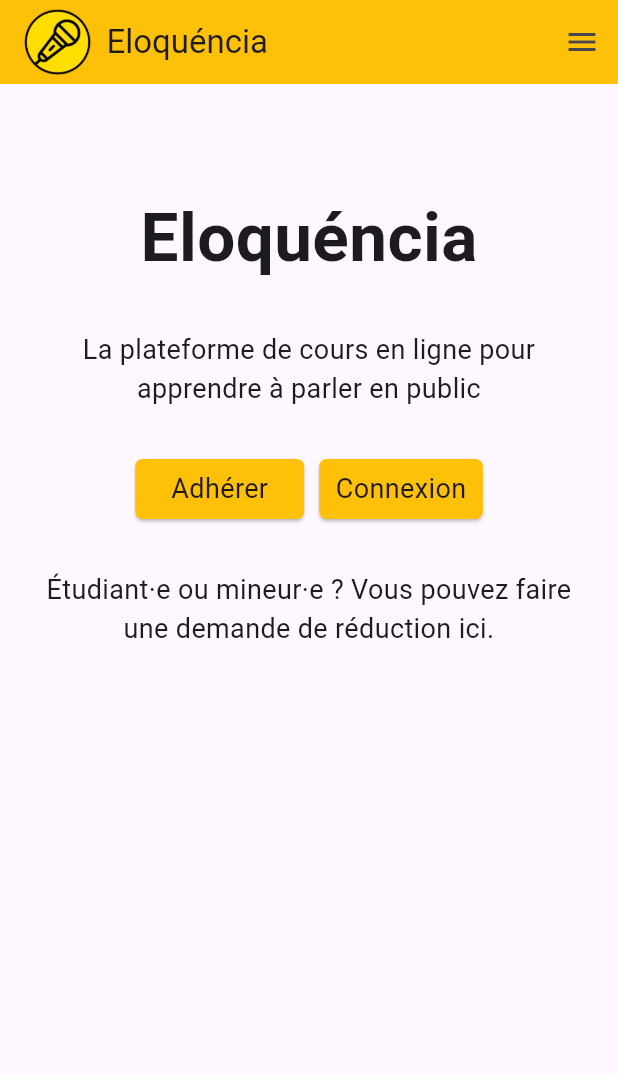
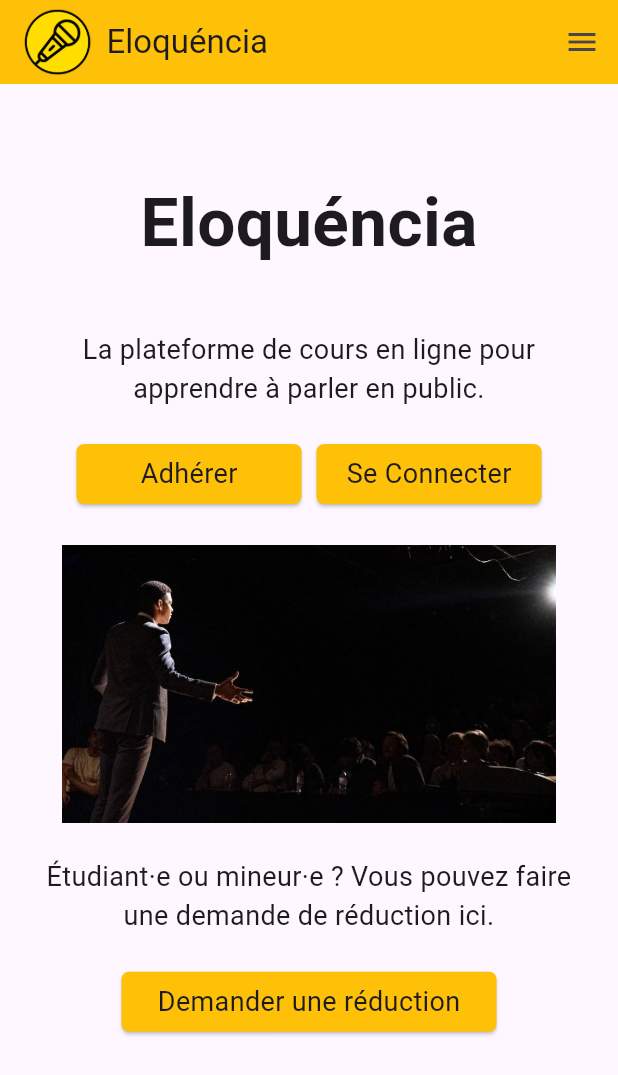
Before and after one commit to EloquenciaOrg/Eloquencia-App-POC, a Flutter app: the screen it shows after launch, on a phone screen of 412 x 824 dp. Shown: the top 1075 px of the screen. Run offline on Flutter 3.47's test engine with Material 3 defaults, Android fonts, the phone set to English and light mode, and no system bars; drawn by our look-alikes of carousel_slider.

Commit message:
Added carousel of images and modified buttons and sizedboxes' size

```diff
--- a/lib/main.dart
+++ b/lib/main.dart
@@ -1,11 +1,15 @@
 import 'package:flutter/material.dart';
-
+import 'package:carousel_slider/carousel_slider.dart';
 
 void main() {
   runApp(const MyApp());
 }
 
-class MyApp extends StatelessWidget {
+const double largebuttonwidth = 250;  // Hauteur des gros boutons
+const double buttonwidth = 150;  // Hauteur des boutons normaux
+const double buttonheight = 10;  // Largeur des boutons normaux
+
+class MyApp extends StatelessWidget {  // L'application
   const MyApp({super.key});
 
   @override
@@ -17,7 +21,7 @@ class MyApp extends StatelessWidget {
           bodyMedium: TextStyle(
             fontSize: 18,
           ),
-        )
+        ),
       )
     );
   }
@@ -32,7 +36,7 @@ class EventPage extends StatelessWidget {
   }
 }
 
-class HomePage extends StatelessWidget {
+class HomePage extends StatelessWidget {  // La page d'accueil
   const HomePage({
     super.key,
   });
@@ -40,7 +44,7 @@ class HomePage extends StatelessWidget {
   @override
   Widget build(BuildContext context) {
     return Scaffold(
-      appBar: AppBar(
+      appBar: AppBar(  // Barre de navigation en haut
         backgroundColor: const Color(0xFFFFC107),
         title: Row(
           mainAxisAlignment: MainAxisAlignment.start,
@@ -53,11 +57,11 @@ class HomePage extends StatelessWidget {
           ],
         ),
       ),
-      endDrawer: Drawer(
+      endDrawer: Drawer(  // Menu de navigation à droite
         child:ListView(
           padding: EdgeInsets.zero,
           children: [
-            DrawerHeader(
+            DrawerHeader(  // En-tête du menu de navigation
               decoration: const BoxDecoration(color: Color(0xFFFFC107)), // quand bouton cliqué : 0xFFFFCA2C
               child: Column(
                 mainAxisAlignment: MainAxisAlignment.start,
@@ -140,23 +144,23 @@ class HomePage extends StatelessWidget {
                   width: 350,
                   child: Column(
                     children: [
-                      const SizedBox(height: 70),
-                      const Text('Eloquéncia',
+                      const SizedBox(height: 60),  // Espace entre le haut de la page et le texte
+                      const Text('Eloquéncia',  // Titre de la page d'accueil
                         style: TextStyle(
                           fontWeight: FontWeight.bold,
                           fontSize: 45,
                         ),
                       ),
-                      const SizedBox(height: 30),
-                      Text('La plateforme de cours en ligne pour apprendre à parler en public',
+                      const SizedBox(height: 40),  // Espace entre le titre et le texte
+                      Text('La plateforme de cours en ligne pour apprendre à parler en public.',  // Slogan de la page d'accueil
                         style: Theme.of(context).textTheme.bodyMedium,
                         textAlign: TextAlign.center,
                       ),
-                      const SizedBox(height: 30),
+                      const SizedBox(height: 20),  // Espace entre le slogan et les boutons d'adhésion et de connexion
                       Row(
                         mainAxisAlignment: MainAxisAlignment.center,
                         children: [
-                          ElevatedButton(
+                          ElevatedButton(  // Bouton d'adhésion
                             style: ButtonStyle(
                               backgroundColor: const WidgetStatePropertyAll<Color>(Color(0xFFFFC107)),
                               foregroundColor: const WidgetStatePropertyAll<Color>(Colors.black),
@@ -164,6 +168,12 @@ class HomePage extends StatelessWidget {
                                 RoundedRectangleBorder(
                                   borderRadius: BorderRadius.circular(5),
                                 ),
+                              ),
+                              padding: const WidgetStatePropertyAll<EdgeInsetsGeometry>(
+                                EdgeInsets.symmetric(horizontal: 11),
+                              ),
+                              fixedSize: const WidgetStatePropertyAll<Size>(
+                                Size(buttonwidth, buttonheight),
                               ),
                             ),
 
@@ -177,8 +187,8 @@ class HomePage extends StatelessWidget {
                               style: Theme.of(context).textTheme.bodyMedium
                             ),
                           ),
-                          const SizedBox(width: 10),
-                          ElevatedButton(
+                          const SizedBox(width: 10),  // Espace horizontal entre les deux boutons
+                          ElevatedButton(  // Bouton de connexion
                             style: ButtonStyle(
                               backgroundColor: const WidgetStatePropertyAll<Color>(Color(0xFFFFC107)),
                               foregroundColor: const WidgetStatePropertyAll<Color>(Colors.black),
@@ -190,6 +200,9 @@ class HomePage extends StatelessWidget {
                               padding: const WidgetStatePropertyAll<EdgeInsetsGeometry>(
                                 EdgeInsets.symmetric(horizontal: 11),
                               ),
+                              fixedSize: const WidgetStatePropertyAll<Size>(
+                                Size(buttonwidth, buttonheight),
+                              ),
                             ),
 
                             onPressed: () {
@@ -198,18 +211,69 @@ class HomePage extends StatelessWidget {
                                 foregroundColor: WidgetStatePropertyAll<Color>(Colors.black),
                               );
                             },
-                            child: Text('Connexion',
+                            child: Text('Se Connecter',
                               style: Theme.of(context).textTheme.bodyMedium
                             ),
                           ),
                         ],
                       ),
-                      const SizedBox(height: 30),
+                    ],
+                  )
+                ),
+                CarouselSlider(  // Carrousel d'images
+                  items: [
+                    Image.asset('assets/images/carousel.jpg',
+                      width: 400,
+                    ),
+                    Image.asset('assets/images/carousel1.jpg',
+                      width: 400,
+                    )
+                  ],
+                  options: CarouselOptions(
+                    autoPlay: true,
+                    autoPlayInterval: const Duration(seconds: 7),
+                    enlargeCenterPage: true,
+                    enlargeFactor: 2
+                  )
+                ),
+                SizedBox(
+                  width: 350,
+                  child: Column(
+                    children: [
                       Text('Étudiant·e ou mineur·e ? Vous pouvez faire une demande de réduction ici.',
                         style: Theme.of(context).textTheme.bodyMedium,
                         textAlign: TextAlign.center,
                       ),
-                    ],
+                      const SizedBox(height: 20),  // Espace entre le texte et le bouton de demande de réduction
+                      ElevatedButton(  // Bouton de demande de réduction
+                        // TODO : faire une page de demande de réduction
+                        style: ButtonStyle(
+                          backgroundColor: const WidgetStatePropertyAll<Color>(Color(0xFFFFC107)),
+                          foregroundColor: const WidgetStatePropertyAll<Color>(Colors.black),
+                          shape: WidgetStatePropertyAll<RoundedRectangleBorder>(
+                            RoundedRectangleBorder(
+                              borderRadius: BorderRadius.circular(5),
+                            ),
+                          ),
+                          padding: const WidgetStatePropertyAll<EdgeInsetsGeometry>(
+                            EdgeInsets.symmetric(horizontal: 11),
+                          ),
+                          fixedSize: const WidgetStatePropertyAll<Size>(
+                            Size(largebuttonwidth, buttonheight),
+                          ),
+                        ),
+
+                        onPressed: () {
+                          const ButtonStyle(
+                            backgroundColor: WidgetStatePropertyAll<Color>(Color(0xFFFFCA2C)),
+                            foregroundColor: WidgetStatePropertyAll<Color>(Colors.black),
+                          );
+                        },
+                        child: Text('Demander une réduction',
+                          style: Theme.of(context).textTheme.bodyMedium
+                        ),
+                      ),
+                    ]
                   )
                 )
               ],
--- a/pubspec.yaml
+++ b/pubspec.yaml
@@ -32,6 +32,7 @@ dependencies:
     sdk: flutter
   flutter_lints: ^2.0.0
   flutter_native_splash: ^2.4.6
+  carousel_slider: ^5.0.0
 
   # The following adds the Cupertino Icons font to your application.
   # Use with the CupertinoIcons class for iOS style icons.
```
Also changed, not shown: assets/images/carousel.jpg (added), assets/images/carousel1.jpg (added), pubspec.lock.
